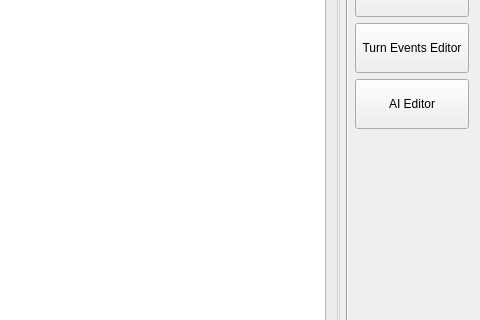
Old version of the form MapDataTool.ui in the repository gearcity/GearCity_ModTools; both pictures show x 800 to 1280 and y 148 to 468 of the 1280 by 773 pixel window.
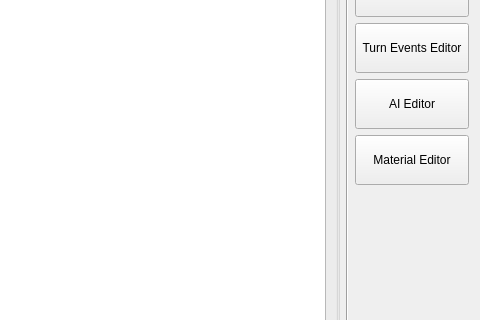
New version of the form. Icons and pictures are not drawn.

Commit message:
Added material maker, fixed a number of bugs that can be found in issues.
Implemented a Material Editor, fixed a number of issues that are in the
ticketing system.

Code may not compile without commenting what I am/was working on. I
needed to backup the code temporarly.

The edit to the form file:
```diff
--- a/MapDataTool.ui
+++ b/MapDataTool.ui
@@ -130,6 +130,19 @@
        </property>
       </widget>
      </item>
+     <item>
+      <widget class="QPushButton" name="Button_MapTool_MaterialEditor">
+       <property name="minimumSize">
+        <size>
+         <width>0</width>
+         <height>50</height>
+        </size>
+       </property>
+       <property name="text">
+        <string>Material Editor</string>
+       </property>
+      </widget>
+     </item>
      <item>
       <spacer name="verticalSpacer">
        <property name="orientation">
```
The commit also changes 16 other files.
